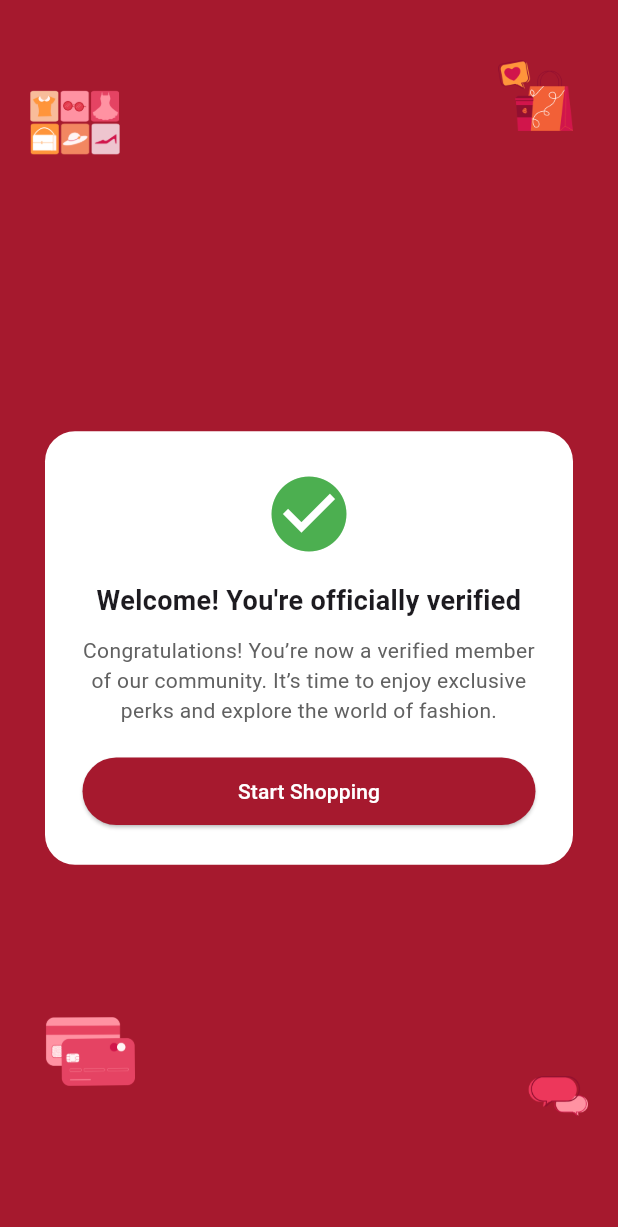
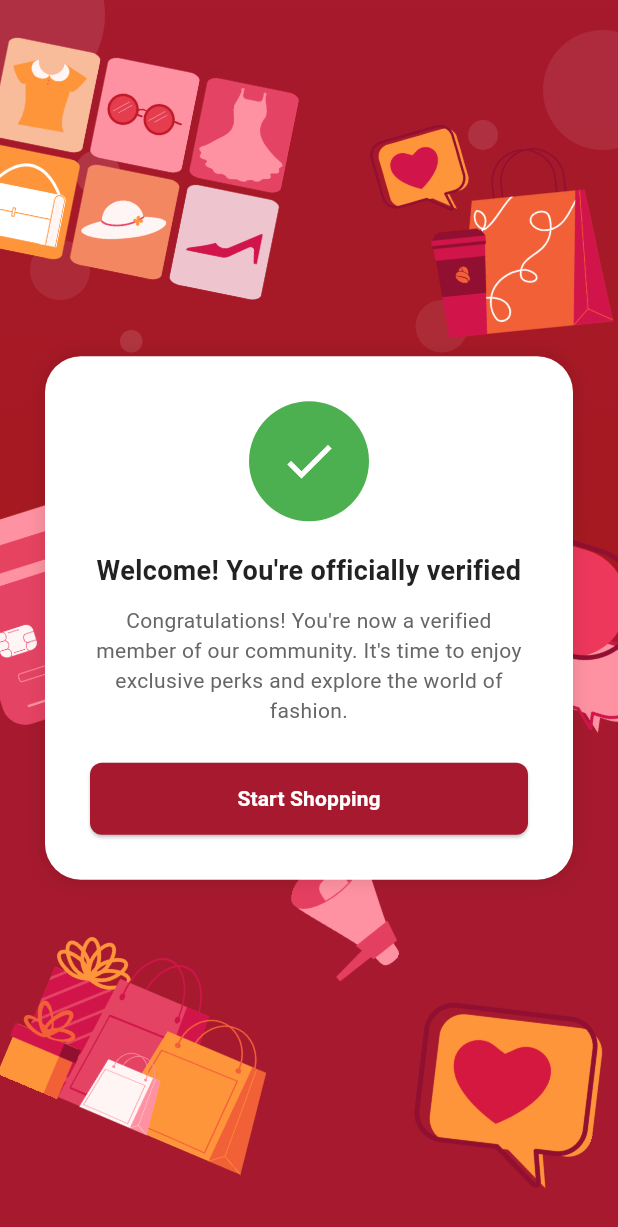
Before and after one commit to Shashankstark18/Avarista, a Flutter app: the VerificationSuccessScreen screen opened by its route, on a phone screen of 412 x 824 dp. Shown: the top 1227 px of the screen. Run offline on Flutter 3.47's test engine with Material 3 defaults, Android fonts, the phone set to English and light mode, and no system bars; our stand-ins replace intl_phone_field.

Commit message:
second commit

```diff
--- a/lib/screens/auth/verification_success.dart
+++ b/lib/screens/auth/verification_success.dart
@@ -1,6 +1,6 @@
-// lib/screens/auth/verification_success_screen.dart
-
 import 'package:flutter/material.dart';
+import 'package:avarista/widgets/BackgroundWallpaper.dart';
+import 'dart:math';
 
 class VerificationSuccessScreen extends StatelessWidget {
   const VerificationSuccessScreen({super.key});
@@ -8,58 +8,197 @@ class VerificationSuccessScreen extends StatelessWidget {
   @override
   Widget build(BuildContext context) {
     return Scaffold(
-      backgroundColor: Color(0xFFA6192E),
       body: Stack(
         children: [
-          // 🎁 Background decorative assets
-          Positioned(top: 60, left: 20, child: Image.asset('lib/assets/verification_success/image1.png', width: 60)),
-          Positioned(top: 40, right: 30, child: Image.asset('lib/assets/verification_success/image2.png', width: 50)),
-          Positioned(bottom: 100, left: 30, child: Image.asset('lib/assets/verification_success/image3.png', width: 60)),
-          Positioned(bottom: 80, right: 20, child: Image.asset('lib/assets/verification_success/image4.png', width: 40)),
+          // 🔴 Full Red Background (top + bottom)
+          Positioned.fill(
+            child: Column(
+              children: [
+                Expanded(
+                  child: Container(color: const Color(0xFFA6192E)),
+                ),
+                Expanded(
+                  child: Container(color: const Color(0xFFA6192E)),
+                ),
+              ],
+            ),
+          ),
 
-          // ✅ Main success box
+          // 🎨 Optional Wallpaper Blur or Effects Layer
+          const BackgroundWallpaper(child: SizedBox()),
+
+          // 🎁 Positioned + Tilted Images
+          Positioned(
+            top: 40,
+            left: -10,
+            child: Transform.rotate(
+              angle: 0.2,
+              child: Image.asset(
+                'lib/assets/verification_success/image1.png',
+                width: 200,
+                fit: BoxFit.contain,
+              ),
+            ),
+          ),
+          Positioned(
+            top: 80,
+            right: 10,
+            child: Transform.rotate(
+              angle: -0.1,
+              child: Image.asset(
+                'lib/assets/verification_success/image2.png',
+                width: 150,
+                fit: BoxFit.contain,
+              ),
+            ),
+          ),
+          Positioned(
+            bottom: 70,
+            left: 10,
+            child: Transform.rotate(
+              angle: 0.4,
+              child: Image.asset(
+                'lib/assets/verification_success/image6.png',
+                width: 180,
+                fit: BoxFit.contain,
+              ),
+            ),
+          ),
+          Positioned(
+            bottom: 350,
+            right: -35,
+            child: Transform.rotate(
+              angle: 0.3,
+              child: Image.asset(
+                'lib/assets/verification_success/image4.png',
+                width: 180,
+                fit: BoxFit.contain,
+              ),
+            ),
+          ),
+          Positioned(
+            bottom: 350,
+            left: -50,
+            child: Transform.rotate(
+              angle: -0.3,
+              child: Image.asset(
+                'lib/assets/verification_success/image3.png',
+                width: 180,
+                fit: BoxFit.contain,
+              ),
+            ),
+          ),
+          Positioned(
+            bottom: 170,
+            right: 140,
+            child: Transform.rotate(
+              angle: 0.3,
+              child: Image.asset(
+                'lib/assets/verification_success/image5.png',
+                width: 80,
+                fit: BoxFit.contain,
+              ),
+            ),
+          ),
+          Positioned(
+            bottom: 40,
+            right: 10,
+            child: Transform.rotate(
+              angle: 0.3,
+              child: Image.asset(
+                'lib/assets/verification_success/image7.png',
+                width: 130,
+                fit: BoxFit.contain,
+              ),
+            ),
+          ),
+
+          // ✅ Main Card
           Center(
-            child: Column(
-              mainAxisAlignment: MainAxisAlignment.center,
-              children: [
-                SizedBox(height: 40),
-                Container(
-                  margin: EdgeInsets.symmetric(horizontal: 30),
-                  padding: EdgeInsets.all(25),
-                  decoration: BoxDecoration(
-                    color: Colors.white,
-                    borderRadius: BorderRadius.circular(20),
-                  ),
-                  child: Column(
-                    children: [
-                      Icon(Icons.check_circle, color: Colors.green, size: 60),
-                      SizedBox(height: 15),
-                      Text(
-                        "Welcome! You're officially verified",
-                        textAlign: TextAlign.center,
-                        style: TextStyle(fontSize: 18, fontWeight: FontWeight.bold),
+            child: Padding(
+              padding: const EdgeInsets.symmetric(horizontal: 30),
+              child: Container(
+                padding: const EdgeInsets.all(30),
+                decoration: BoxDecoration(
+                  color: Colors.white,
+                  borderRadius: BorderRadius.circular(24),
+                  boxShadow: const [
+                    BoxShadow(
+                      color: Colors.black12,
+                      blurRadius: 10,
+                    ),
+                  ],
+                ),
+                child: Column(
+                  mainAxisSize: MainAxisSize.min,
+                  children: [
+                    // ✅ Green Check Icon in White Circle
+                    Container(
+                      width: 80,
+                      height: 80,
+                      decoration: const BoxDecoration(
+                        color: Color(0xFF4CAF50),
+                        shape: BoxShape.circle,
                       ),
-                      SizedBox(height: 10),
-                      Text(
-                        "Congratulations! You’re now a verified member of our community. It’s time to enjoy exclusive perks and explore the world of fashion.",
-                        textAlign: TextAlign.center,
-                        style: TextStyle(color: Colors.grey.shade700),
+                      child: const Center(
+                        child: Icon(
+                          Icons.check,
+                          color: Colors.white,
+                          size: 40,
+                        ),
                       ),
-                      SizedBox(height: 20),
-                      ElevatedButton(
+                    ),
+                    const SizedBox(height: 20),
+
+                    // ✅ Title
+                    const Text(
+                      "Welcome! You're officially verified",
+                      textAlign: TextAlign.center,
+                      style: TextStyle(
+                        fontSize: 18,
+                        fontWeight: FontWeight.bold,
+                        color: Color(0xFF222222),
+                      ),
+                    ),
+                    const SizedBox(height: 10),
+
+                    // ✅ Description
+                    const Text(
+                      "Congratulations! You're now a verified member of our community. It's time to enjoy exclusive perks and explore the world of fashion.",
+                      textAlign: TextAlign.center,
+                      style: TextStyle(
+                        fontSize: 14,
+                        color: Color(0xFF666666),
+                      ),
+                    ),
+                    const SizedBox(height: 25),
+
+                    // ✅ Button
+                    SizedBox(
+                      width: double.infinity,
+                      child: ElevatedButton(
                         onPressed: () {
-                          // Navigate to home or shopping page
+                          Navigator.pushNamed(context, '/home');
                         },
                         style: ElevatedButton.styleFrom(
-                          backgroundColor: Color(0xFFA6192E),
-                          minimumSize: Size.fromHeight(45),
+                          backgroundColor: const Color(0xFFA6192E),
+                          padding: const EdgeInsets.symmetric(vertical: 14),
+                          shape: RoundedRectangleBorder(
+                            borderRadius: BorderRadius.circular(8),
+                          ),
                         ),
-                        child: Text("Start Shopping", style: TextStyle(color: Colors.white)),
+                        child: const Text(
+                          "Start Shopping",
+                          style: TextStyle(
+                            color: Colors.white,
+                            fontWeight: FontWeight.w600,
+                          ),
+                        ),
                       ),
-                    ],
-                  ),
+                    )
+                  ],
                 ),
-              ],
+              ),
             ),
           ),
         ],
--- a/pubspec.yaml
+++ b/pubspec.yaml
@@ -65,7 +65,6 @@ flutter:
     - lib/assets/verification_success/image5.png
     - lib/assets/verification_success/image6.png
     - lib/assets/verification_success/image7.png
-
   # The following line ensures that the Material Icons font is
   # included with your application, so that you can use the icons in
   # the material Icons class.
```
Also changed, not shown: lib/screens/auth/login.dart (line endings or trailing spaces).
